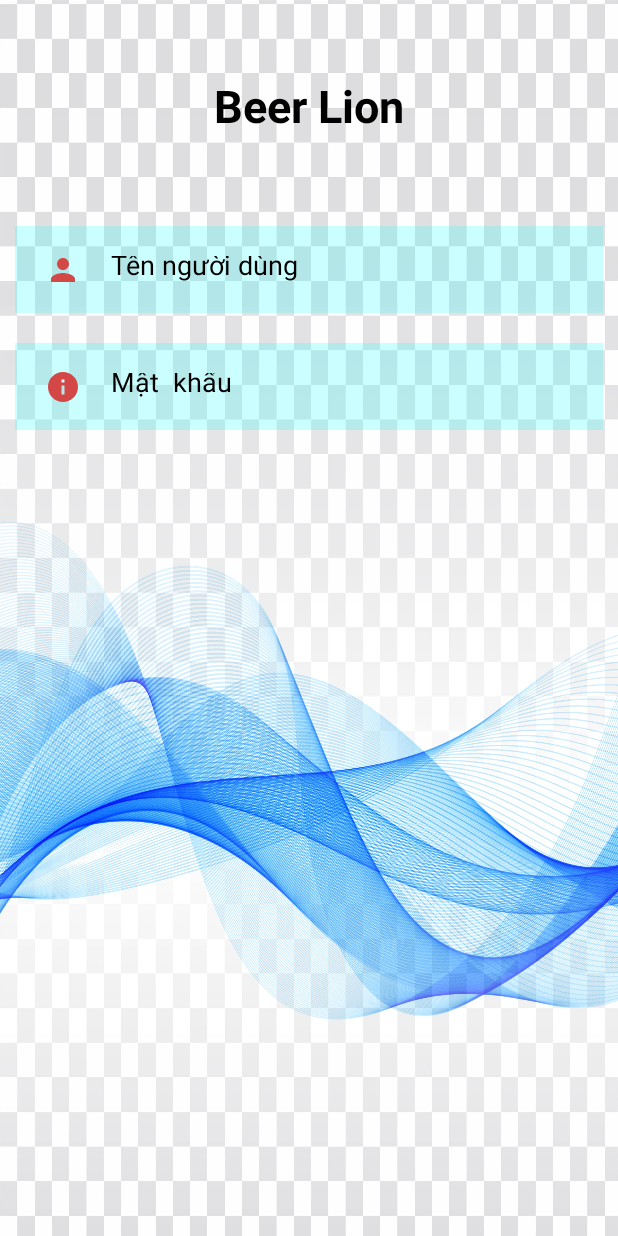
After one commit to thinhnn21/Android_NGUYENNGOVTHINH_A04E, an Android app built with Jetpack Compose: the layout activity_login.xml on its own in the app's theme, with its tools: preview values and no code run, on a phone screen of 412 x 824 dp. The commit adds this screen. Run offline under Robolectric (Android 15) with nearby library versions, the phone set to English and light mode, and no system bars.

Commit message:
Youlogin
Youlogin

```diff
--- a/app/build.gradle.kts
+++ b/app/build.gradle.kts
@@ -1,6 +1,7 @@
 plugins {
     id("com.android.application")
     id("org.jetbrains.kotlin.android")
+    id("com.google.gms.google-services")
 }
 
 android {
@@ -59,6 +60,7 @@ dependencies {
     implementation("androidx.compose.ui:ui-graphics")
     implementation("androidx.compose.ui:ui-tooling-preview")
     implementation("androidx.compose.material3:material3")
+    implementation("com.google.firebase:firebase-auth-ktx:22.1.1")
     testImplementation("junit:junit:4.13.2")
     androidTestImplementation("androidx.test.ext:junit:1.1.5")
     androidTestImplementation("androidx.test.espresso:espresso-core:3.5.1")
--- /dev/null
+++ b/app/src/main/res/drawable/baseline_info_24.xml
@@ -0,0 +1,5 @@
+<vector android:height="24dp" android:tint="#D44747"
+    android:viewportHeight="24" android:viewportWidth="24"
+    android:width="24dp" xmlns:android="http://schemas.android.com/apk/res/android">
+    <path android:fillColor="@android:color/white" android:pathData="M12,2C6.48,2 2,6.48 2,12s4.48,10 10,10 10,-4.48 10,-10S17.52,2 12,2zM13,17h-2v-6h2v6zM13,9h-2L11,7h2v2z"/>
+</vector>
--- /dev/null
+++ b/app/src/main/res/drawable/baseline_person_24.xml
@@ -0,0 +1,5 @@
+<vector android:height="24dp" android:tint="#D44747"
+    android:viewportHeight="24" android:viewportWidth="24"
+    android:width="24dp" xmlns:android="http://schemas.android.com/apk/res/android">
+    <path android:fillColor="@android:color/white" android:pathData="M12,12c2.21,0 4,-1.79 4,-4s-1.79,-4 -4,-4 -4,1.79 -4,4 1.79,4 4,4zM12,14c-2.67,0 -8,1.34 -8,4v2h16v-2c0,-2.66 -5.33,-4 -8,-4z"/>
+</vector>
--- /dev/null
+++ b/app/src/main/res/layout/activity_login.xml
@@ -0,0 +1,50 @@
+<?xml version="1.0" encoding="utf-8"?>
+<RelativeLayout xmlns:android="http://schemas.android.com/apk/res/android"
+    xmlns:tools="http://schemas.android.com/tools"
+    android:layout_width="match_parent"
+    android:layout_height="match_parent"
+    android:background="@drawable/backgroud"
+    tools:context=".MainActivity">
+    <TextView
+        android:id="@+id/editbeer"
+        android:layout_width="match_parent"
+        android:layout_height="wrap_content"
+        android:text="Beer Lion"
+        android:textColor="@color/black"
+        android:textStyle="bold"
+        android:textSize="30dp"
+        android:gravity="center"
+        android:layout_margin="50dp"
+        />
+
+    <EditText
+        android:id="@+id/tendangnhap"
+        android:layout_width="match_parent"
+        android:layout_height="58dp"
+        android:hint="Tên người dùng"
+        android:layout_below="@id/editbeer"
+        android:background="#30ff"
+        android:textColorHint="@color/black"
+        android:layout_margin="10dp"
+        android:padding="20dp"
+        android:drawableLeft="@drawable/baseline_person_24"
+        android:drawablePadding="20dp"
+        />
+    <EditText
+        android:id="@+id/editmatkhau"
+        android:layout_width="match_parent"
+        android:layout_height="58dp"
+        android:hint="Mật  khẩu"
+        android:layout_below="@id/tendangnhap"
+        android:background="#30ff"
+        android:textColorHint="@color/black"
+        android:layout_margin="10dp"
+        android:padding="20dp"
+        android:drawableLeft="@drawable/baseline_info_24"
+        android:drawablePadding="20dp"
+        />
+
+
+
+
+</RelativeLayout>
--- a/build.gradle.kts
+++ b/build.gradle.kts
@@ -1,3 +1,8 @@
+buildscript {
+    dependencies {
+        classpath("com.google.gms:google-services:4.3.15")
+    }
+}
 // Top-level build file where you can add configuration options common to all sub-projects/modules.
 plugins {
     id("com.android.application") version "8.1.1" apply false
```
Also changed, not shown: app/src/main/res/layout/activity_main.xml (added, +8 -0 lines), app/src/main/res/layout/activity_regiter.xml (added, +7 -0 lines), app/src/main/res/values/themes.xml (+7 -3 lines), app/src/main/res/drawable/backgroud.jpg (added), 1 other file.
